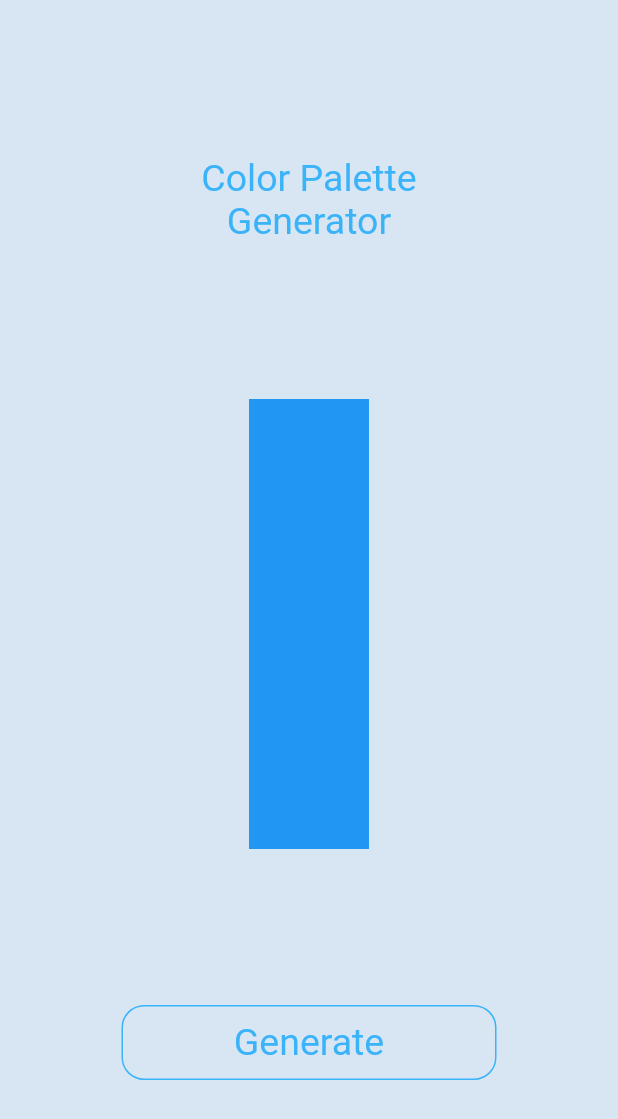
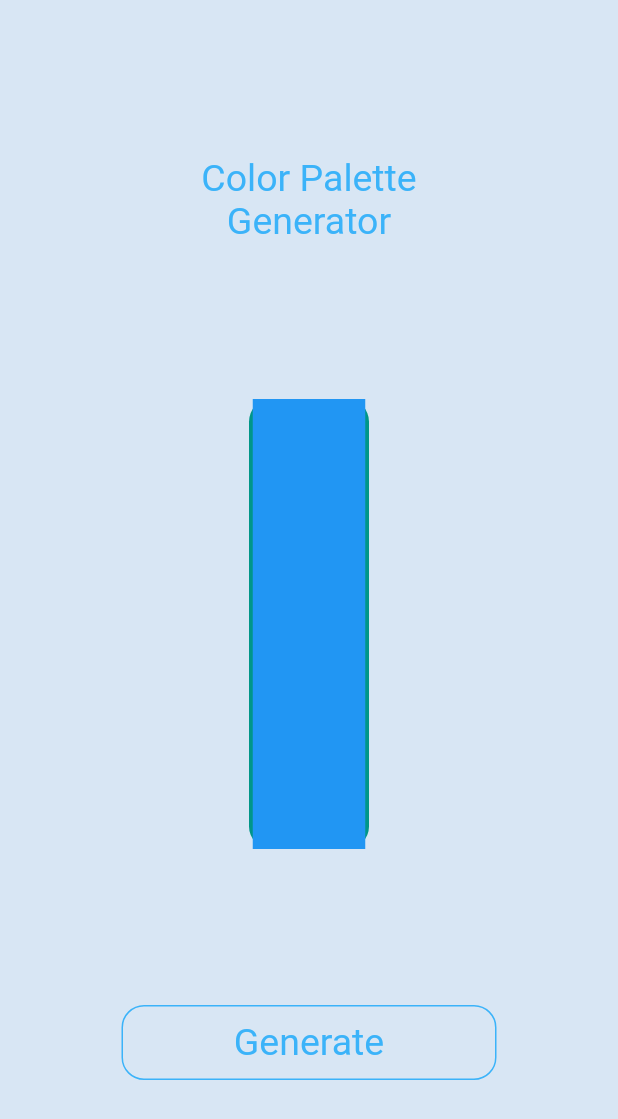
Before and after one commit to VivekTailor19/color_pallet, a Flutter app: the screen it shows after launch, on a phone screen of 412 x 824 dp. Shown: the top 1119 px of the screen. Run offline on Flutter 3.47's test engine with Material 2 defaults, Android fonts, the phone set to English and light mode, and no system bars.

Commit message:
Color Pallet

```diff
--- a/lib/color_pallet_random.dart
+++ b/lib/color_pallet_random.dart
@@ -9,7 +9,7 @@ class Color_Pallet_Random extends StatefulWidget {
 }
 List col = [];
 
-int m = 0, n = 0 ;
+
 int a=0,b=0,c=0,d=0,e=0,f=0;
 
 
@@ -56,19 +56,25 @@ class _Color_Pallet_RandomState extends State<Color_Pallet_Random> {
               Container(
                 width: 80,
                 height: 300,
+                alignment: Alignment.center,
+                decoration: BoxDecoration(borderRadius: BorderRadius.all(Radius.circular(15)),
+                  color: Colors.teal,),
+                child: Column(
+                  children: [
+                    Expanded(child: Pallet(colors[a])),
+                    Expanded(child: Pallet(colors[b])),
+                    Expanded(child: Pallet(colors[c])),
+                    Expanded(child: Pallet(colors[d])),
+                    Expanded(child: Pallet(colors[e])),
+                    Expanded(child: Pallet(colors[f])),
 
-                decoration: BoxDecoration(borderRadius: BorderRadius.all(Radius.circular(15)),color: Colors.teal,),
-                child: Center(
-                  child: Column(
-                    children: [
-                      Pallet(colors[a]),
-                      Pallet(colors[b]),
-                      Pallet(colors[c]),
-                      Pallet(colors[d]),
-                      Pallet(colors[e]),
-                      Pallet(colors[f]),
-                    ],
-                  ),
+                    // Pallet(colors[b]),
+                    // Pallet(colors[b]),
+                    // Pallet(colors[c]),
+                    // Pallet(colors[d]),
+                    // Pallet(colors[e]),
+                    // Pallet(colors[f]),
+                  ],
                 ),
               ), //Color Pallet
               GestureDetector(onTap: () {
@@ -146,51 +152,11 @@ class _Color_Pallet_RandomState extends State<Color_Pallet_Random> {
 
   Widget Pallet(Color c1)
   {
-    return Expanded(
-      child: Container(
-        height: 50,
-        width: double.infinity,
-        color: c1,
-      ),
+    return Container(
+      height: 40,
+      width: 75,
+      color: c1,
     );
   }
 
 }
-
-/*
-
-generate random num
-num = col first index
-
-generate random num
-num != col second index
-
-generate random num
-num != col first second index
-
-for(int i = 0 ; i<colors.length ; i++)
-{
-    random color 1
-    print 1 --> pallet 1
-
-    random color 2
-    color 2 != color 1
-    print 2 -->  pallet 2
-
-    random color 3
-    color 3 != color 1 !=color 2
-    print 3 --> pallet 3
-
-    .
-    .
-    .
-    .
-    .
-
-
-}
-
-
-
-
-* */
```
